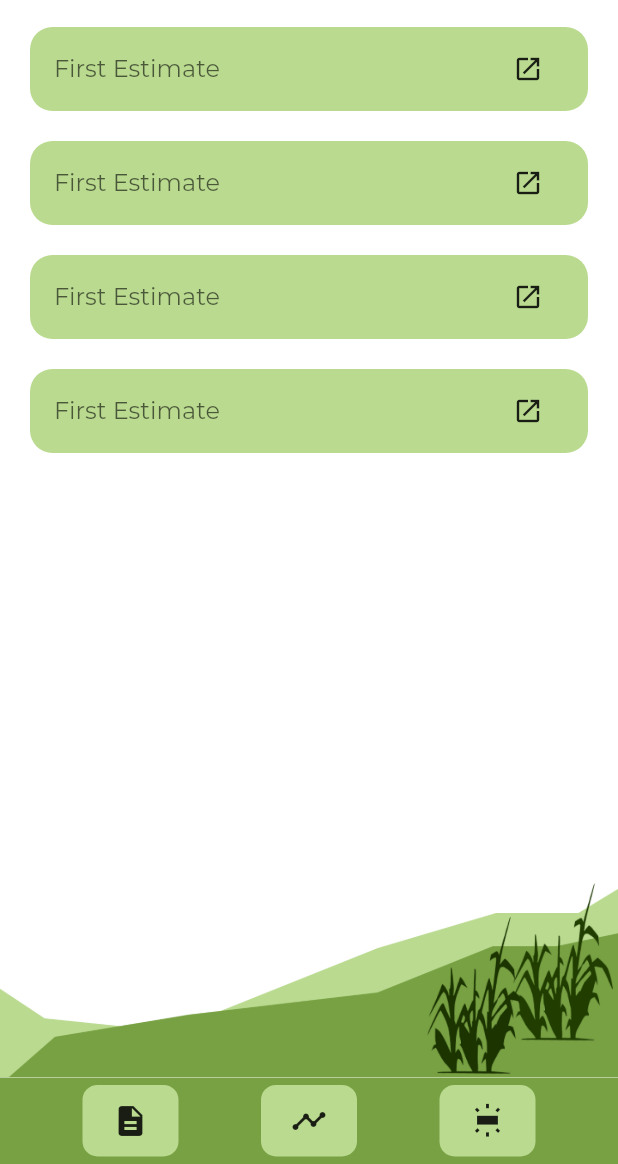
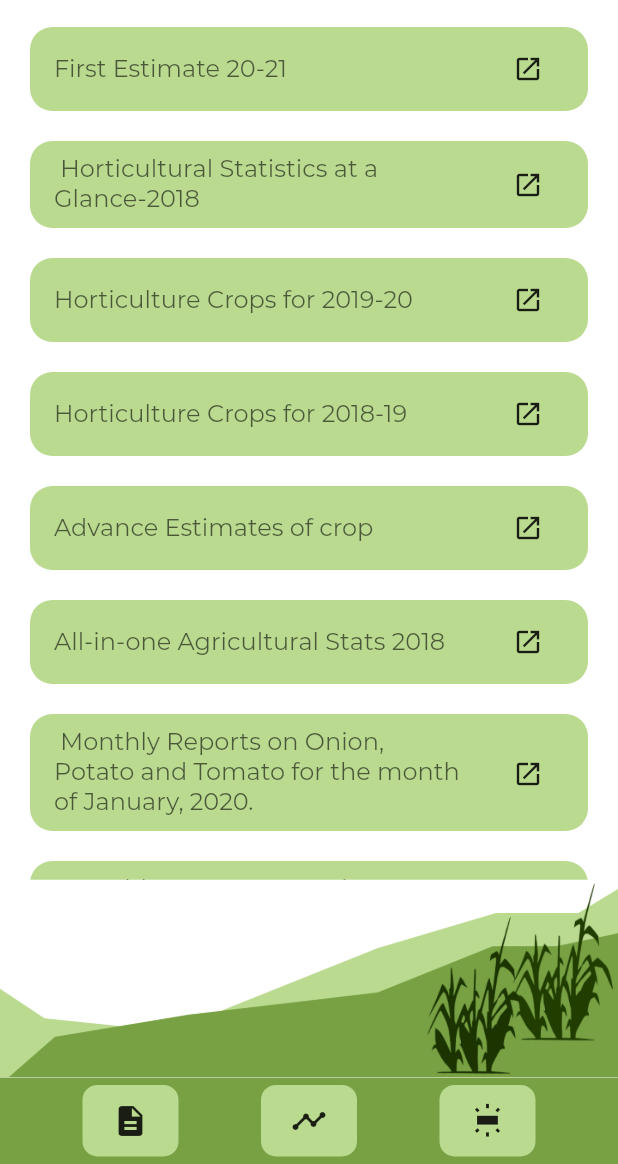
Before and after one commit to ik159/KrishiKadam, a Flutter app: the Stats screen opened directly, on a phone screen of 412 x 824 dp, the part 72-1236 px from its top. Run offline on Flutter 3.47's test engine with Material 2 defaults, Android fonts, the phone set to English and light mode, and no system bars; our stand-ins replace cloud_firestore, firebase_auth, firebase_core, flutter_swiper, google_fonts; missing offline and left inert: custom_switch, folding_cell; accounts and stored records are empty; statements that could not run were skipped.

Commit message:
stats data updated

```diff
--- a/lib/components/data.dart
+++ b/lib/components/data.dart
@@ -31,7 +31,7 @@ List<AwarenessInfo> awareness = [
       name: 'Statistics',
       iconImage: 'assets/images/stats.png',
       description:
-          "Statistics and more so",
+          "Information about production of various crops(State-Wise) , land allotment to each crop",
       ),
 ];
 
@@ -161,15 +161,31 @@ class Statistics {
 
 List<Statistics> statistics = [
   Statistics(
-  name : "First Estimate",
+  name : "First Estimate 20-21",
   link: "http://agricoop.nic.in/sites/default/files/FirstEstimate2020-21.pdf"),
   Statistics(
-  name : "First Estimate",
+  name : " Horticultural Statistics at a Glance-2018 ",
+  link: "http://agricoop.nic.in/sites/default/files/Horticulture%20Statistics%20at%20a%20Glance-2018.pdf"),
+  Statistics(
+  name : "Horticulture Crops for 2019-20 ",
   link: "http://agricoop.nic.in/sites/default/files/FirstEstimate2020-21.pdf"),
   Statistics(
-  name : "First Estimate",
-  link: "http://agricoop.nic.in/sites/default/files/FirstEstimate2020-21.pdf"),
+  name : "Horticulture Crops for 2018-19",
+  link: "http://agricoop.nic.in/sites/default/files/2019-20%282nd%20Advance%20Estimates%29%20%281%29.pdf"),
   Statistics(
-  name : "First Estimate",
-  link: "http://agricoop.nic.in/sites/default/files/FirstEstimate2020-21.pdf"),
+  name : "Advance Estimates of crop",
+  link: "http://agricoop.gov.in/sites/default/files/Time-Series-1st-Adv-Estimate-2019-20-Final-Press.pdf"),
+  Statistics(
+  name : "All-in-one Agricultural Stats 2018",
+  link: "http://agricoop.gov.in/sites/default/files/agristatglance2018.pdf"),
+
+  Statistics(
+  name : " Monthly Reports on Onion, Potato and Tomato for the month of January, 2020. ",
+  link: "http://agricoop.nic.in/sites/default/files/ilovepdf_merged_3.pdf"),
+  Statistics(
+  name : " Monthly Reports on Onion, Potato and Tomato for the month of February, 2020 ",
+  link: "http://agricoop.nic.in/sites/default/files/ilovepdf_merged_2.pdf"),
+  Statistics(
+  name : " Monthly Reports on Onion, Potato and Tomato for the month of March, 2020 ",
+  link: "http://agricoop.nic.in/sites/default/files/ilovepdf_merged%20%281%29.pdf"),
 ];
```
